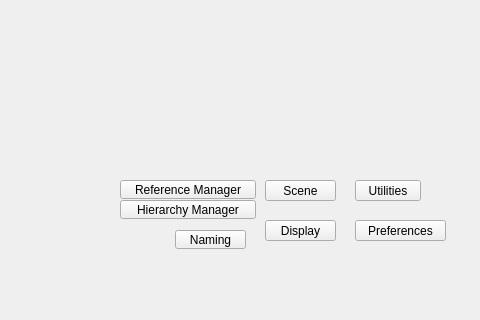
Above: tentacle/ui/scene#submenu.ui from m3trik/tentacle before the change; both pictures show x 0 to 480 and y 280 to 600 of the 600 by 600 pixel window. Below: the same form after it.
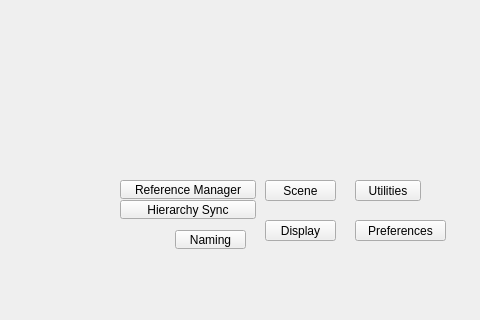
That is the form after the change. Custom widgets are drawn as their Qt base class.

Commit message:
feat: blender slot audit sweep, shared camera-view toggle, Un/Lock Normals toggle; hierarchy_sync rename
PARITY_AUDIT regenerated (clean-tree pass). Full detail in CHANGELOG.

```diff
--- a/tentacle/ui/scene#submenu.ui
+++ b/tentacle/ui/scene#submenu.ui
@@ -166,7 +166,7 @@
      </size>
     </property>
     <property name="text">
-     <string>Hierarchy Manager</string>
+     <string>Hierarchy Sync</string>
     </property>
    </widget>
    <widget class="MenuButton" name="i032">
```
The commit also changes 42 other files.
